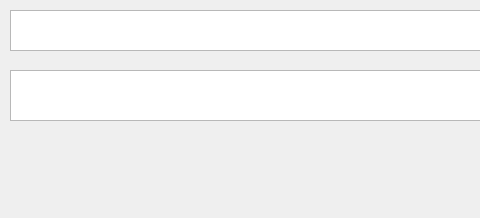
First picture: the form in Receiver.ui, repository BasilMVarghese/p2psend, before the edit; both pictures show x 0 to 480 and y 0 to 218 of the 733 by 218 pixel window.
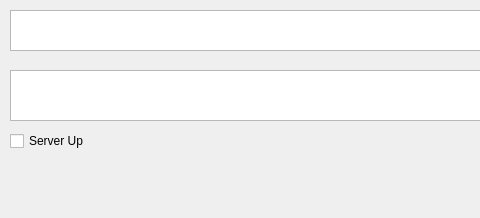
Second picture: the form after the edit.

Commit message: The launching code of transmitter and receiver and a new checkbox

What changed in the file:
```diff
--- a/Receiver.ui
+++ b/Receiver.ui
@@ -47,6 +47,19 @@
      <string>Save</string>
     </property>
    </widget>
+   <widget class="QCheckBox" name="ServerStatusOnline">
+    <property name="geometry">
+     <rect>
+      <x>10</x>
+      <y>130</y>
+      <width>97</width>
+      <height>22</height>
+     </rect>
+    </property>
+    <property name="text">
+     <string>Server Up</string>
+    </property>
+   </widget>
   </widget>
   <widget class="QMenuBar" name="menubar">
    <property name="geometry">
```
The commit also changes 3 other files.
